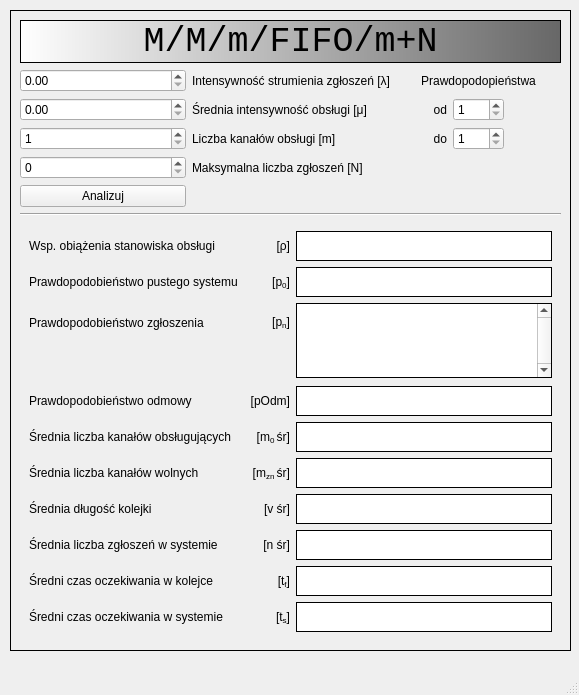
The window that mainwindow.ui (Kamilr616/ans-queue-algorithm) describes before a commit, drawn with Qt 5.
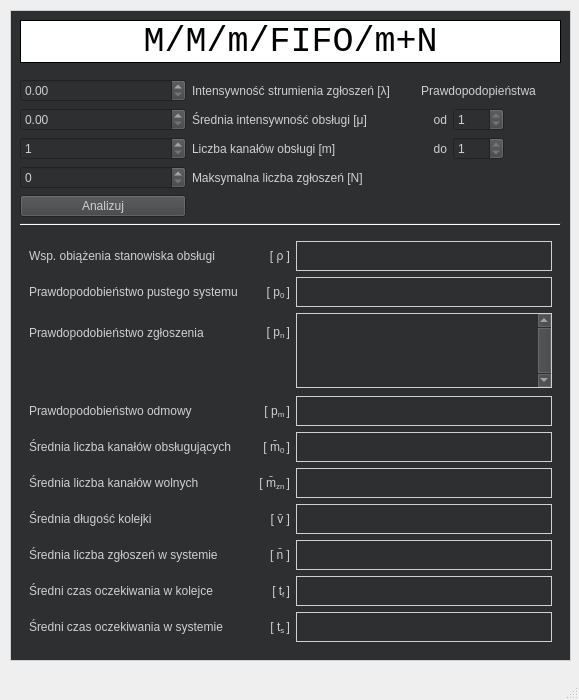
The same window after the commit.

Patch:
```diff
--- a/mainwindow.ui
+++ b/mainwindow.ui
@@ -7,228 +7,455 @@
     <x>0</x>
     <y>0</y>
     <width>579</width>
-    <height>695</height>
+    <height>700</height>
    </rect>
   </property>
   <property name="windowTitle">
    <string>System kolejkowy</string>
   </property>
+  <property name="styleSheet">
+   <string notr="true"/>
+  </property>
   <widget class="QWidget" name="centralwidget">
+   <property name="styleSheet">
+    <string notr="true"/>
+   </property>
    <widget class="QFrame" name="frame">
     <property name="geometry">
      <rect>
       <x>10</x>
       <y>10</y>
       <width>561</width>
-      <height>641</height>
+      <height>651</height>
      </rect>
     </property>
+    <property name="palette">
+     <palette>
+      <active>
+       <colorrole role="WindowText">
+        <brush brushstyle="SolidPattern">
+         <color alpha="255">
+          <red>0</red>
+          <green>0</green>
+          <blue>0</blue>
+         </color>
+        </brush>
+       </colorrole>
+       <colorrole role="Button">
+        <brush brushstyle="SolidPattern">
+         <color alpha="255">
+          <red>255</red>
+          <green>255</green>
+          <blue>255</blue>
+         </color>
+        </brush>
+       </colorrole>
+       <colorrole role="Light">
+        <brush brushstyle="SolidPattern">
+         <color alpha="255">
+          <red>181</red>
+          <green>222</green>
+          <blue>255</blue>
+         </color>
+        </brush>
+       </colorrole>
+       <colorrole role="Midlight">
+        <brush brushstyle="SolidPattern">
+         <color alpha="255">
+          <red>123</red>
+          <green>193</green>
+          <blue>250</blue>
+         </color>
+        </brush>
+       </colorrole>
+       <colorrole role="Dark">
+        <brush brushstyle="SolidPattern">
+         <color alpha="255">
+          <red>33</red>
+          <green>82</green>
+          <blue>122</blue>
+         </color>
+        </brush>
+       </colorrole>
+       <colorrole role="Mid">
+        <brush brushstyle="SolidPattern">
+         <color alpha="255">
+          <red>44</red>
+          <green>110</green>
+          <blue>163</blue>
+         </color>
+        </brush>
+       </colorrole>
+       <colorrole role="Text">
+        <brush brushstyle="SolidPattern">
+         <color alpha="255">
+          <red>0</red>
+          <green>0</green>
+          <blue>0</blue>
+         </color>
+        </brush>
+       </colorrole>
+       <colorrole role="BrightText">
+        <brush brushstyle="SolidPattern">
+         <color alpha="255">
+          <red>255</red>
+          <green>255</green>
+          <blue>255</blue>
+         </color>
+        </brush>
+       </colorrole>
+       <colorrole role="ButtonText">
+        <brush brushstyle="SolidPattern">
+         <color alpha="255">
+          <red>0</red>
+          <green>0</green>
+          <blue>0</blue>
+         </color>
+        </brush>
+       </colorrole>
+       <colorrole role="Base">
+        <brush brushstyle="SolidPattern">
+         <color alpha="255">
+          <red>255</red>
+          <green>255</green>
+          <blue>255</blue>
+         </color>
+        </brush>
+       </colorrole>
+       <colorrole role="Window">
+        <brush brushstyle="SolidPattern">
+         <color alpha="255">
+          <red>85</red>
+          <green>170</green>
+          <blue>255</blue>
+         </color>
+        </brush>
+       </colorrole>
+       <colorrole role="Shadow">
+        <brush brushstyle="SolidPattern">
+         <color alpha="255">
+          <red>0</red>
+          <green>0</green>
+          <blue>0</blue>
+         </color>
+        </brush>
+       </colorrole>
+       <colorrole role="AlternateBase">
+        <brush brushstyle="SolidPattern">
+         <color alpha="255">
+          <red>160</red>
+          <green>210</green>
+          <blue>250</blue>
+         </color>
+        </brush>
+       </colorrole>
+       <colorrole role="ToolTipBase">
+        <brush brushstyle="SolidPattern">
+         <color alpha="255">
+          <red>255</red>
+          <green>255</green>
+          <blue>220</blue>
+         </color>
+        </brush>
+       </colorrole>
+       <colorrole role="ToolTipText">
+        <brush brushstyle="SolidPattern">
+         <color alpha="255">
+          <red>0</red>
+          <green>0</green>
+          <blue>0</blue>
+         </color>
+        </brush>
+       </colorrole>
+      </active>
+      <inactive>
+       <colorrole role="WindowText">
+        <brush brushstyle="SolidPattern">
+         <color alpha="255">
+          <red>208</red>
+          <green>208</green>
+          <blue>208</blue>
+         </color>
+        </brush>
+       </colorrole>
+       <colorrole role="Button">
+        <brush brushstyle="SolidPattern">
+         <color alpha="255">
+          <red>64</red>
+          <green>65</green>
+          <blue>66</blue>
+         </color>
+        </brush>
+       </colorrole>
+       <colorrole role="Light">
+        <brush brushstyle="SolidPattern">
+         <color alpha="255">
+          <red>255</red>
+          <green>255</green>
+          <blue>255</blue>
+         </color>
+        </brush>
+       </colorrole>
+       <colorrole role="Midlight">
+        <brush brushstyle="SolidPattern">
+         <color alpha="255">
+          <red>227</red>
+          <green>227</green>
+          <blue>227</blue>
+         </color>
+        </brush>
+       </colorrole>
+       <colorrole role="Dark">
+        <brush brushstyle="SolidPattern">
+         <color alpha="255">
+          <red>64</red>
+          <green>65</green>
+          <blue>66</blue>
+         </color>
+        </brush>
+       </colorrole>
+       <colorrole role="Mid">
+        <brush brushstyle="SolidPattern">
+         <color alpha="255">
+          <red>160</red>
+          <green>160</green>
+          <blue>160</blue>
+         </color>
+        </brush>
+       </colorrole>
+       <colorrole role="Text">
+        <brush brushstyle="SolidPattern">
+         <color alpha="255">
+          <red>208</red>
+          <green>208</green>
+          <blue>208</blue>
+         </color>
+        </brush>
+       </colorrole>
+       <colorrole role="BrightText">
+        <brush brushstyle="SolidPattern">
+         <color alpha="255">
+          <red>255</red>
+          <green>51</green>
+          <blue>51</blue>
+         </color>
+        </brush>
+       </colorrole>
+       <colorrole role="ButtonText">
+        <brush brushstyle="SolidPattern">
+         <color alpha="255">
+          <red>208</red>
+          <green>208</green>
+          <blue>208</blue>
+         </color>
+        </brush>
+       </colorrole>
+       <colorrole role="Base">
+        <brush brushstyle="SolidPattern">
+         <color alpha="255">
+          <red>46</red>
+          <green>47</green>
+          <blue>48</blue>
+         </color>
+        </brush>
+       </colorrole>
+       <colorrole role="Window">
+        <brush brushstyle="SolidPattern">
+         <color alpha="255">
+          <red>46</red>
+          <green>47</green>
+          <blue>48</blue>
+         </color>
+        </brush>
+       </colorrole>
+       <colorrole role="Shadow">
+        <brush brushstyle="SolidPattern">
+         <color alpha="255">
+          <red>105</red>
+          <green>105</green>
+          <blue>105</blue>
+         </color>
+        </brush>
+       </colorrole>
+       <colorrole role="AlternateBase">
+        <brush brushstyle="SolidPattern">
+         <color alpha="255">
+          <red>53</red>
+          <green>54</green>
+          <blue>55</blue>
+         </color>
+        </brush>
+       </colorrole>
+       <colorrole role="ToolTipBase">
+        <brush brushstyle="SolidPattern">
+         <color alpha="255">
+          <red>64</red>
+          <green>65</green>
+          <blue>66</blue>
+         </color>
+        </brush>
+       </colorrole>
+       <colorrole role="ToolTipText">
+        <brush brushstyle="SolidPattern">
+         <color alpha="255">
+          <red>208</red>
+          <green>208</green>
+          <blue>208</blue>
+         </color>
+        </brush>
+       </colorrole>
+      </inactive>
+      <disabled>
+       <colorrole role="WindowText">
+        <brush brushstyle="SolidPattern">
+         <color alpha="96">
+          <red>164</red>
+          <green>166</green>
+          <blue>168</blue>
+         </color>
+        </brush>
+       </colorrole>
+       <colorrole role="Button">
+        <brush brushstyle="SolidPattern">
+         <color alpha="255">
+          <red>64</red>
+          <green>65</green>
+          <blue>66</blue>
+         </color>
+        </brush>
+       </colorrole>
+       <colorrole role="Light">
+        <brush brushstyle="SolidPattern">
+         <color alpha="255">
+          <red>255</red>
+          <green>255</green>
+          <blue>255</blue>
+         </color>
+        </brush>
+       </colorrole>
+       <colorrole role="Midlight">
+        <brush brushstyle="SolidPattern">
+         <color alpha="255">
+          <red>247</red>
+          <green>247</green>
+          <blue>247</blue>
+         </color>
+        </brush>
+       </colorrole>
+       <colorrole role="Dark">
+        <brush brushstyle="SolidPattern">
+         <color alpha="255">
+          <red>64</red>
+          <green>65</green>
+          <blue>66</blue>
+         </color>
+        </brush>
+       </colorrole>
+       <colorrole role="Mid">
+        <brush brushstyle="SolidPattern">
+         <color alpha="255">
+          <red>160</red>
+          <green>160</green>
+          <blue>160</blue>
+         </color>
+        </brush>
+       </colorrole>
+       <colorrole role="Text">
+        <brush brushstyle="SolidPattern">
+         <color alpha="96">
+          <red>164</red>
+          <green>166</green>
+          <blue>168</blue>
+         </color>
+        </brush>
+       </colorrole>
+       <colorrole role="BrightText">
+        <brush brushstyle="SolidPattern">
+         <color alpha="255">
+          <red>255</red>
+          <green>51</green>
+          <blue>51</blue>
+         </color>
+        </brush>
+       </colorrole>
+       <colorrole role="ButtonText">
+        <brush brushstyle="SolidPattern">
+         <color alpha="96">
+          <red>164</red>
+          <green>166</green>
+          <blue>168</blue>
+         </color>
+        </brush>
+       </colorrole>
+       <colorrole role="Base">
+        <brush brushstyle="SolidPattern">
+         <color alpha="255">
+          <red>68</red>
+          <green>68</green>
+          <blue>68</blue>
+         </color>
+        </brush>
+       </colorrole>
+       <colorrole role="Window">
+        <brush brushstyle="SolidPattern">
+         <color alpha="255">
+          <red>68</red>
+          <green>68</green>
+          <blue>68</blue>
+         </color>
+        </brush>
+       </colorrole>
+       <colorrole role="Shadow">
+        <brush brushstyle="SolidPattern">
+         <color alpha="255">
+          <red>0</red>
+          <green>0</green>
+          <blue>0</blue>
+         </color>
+        </brush>
+       </colorrole>
+       <colorrole role="AlternateBase">
+        <brush brushstyle="SolidPattern">
+         <color alpha="255">
+          <red>53</red>
+          <green>54</green>
+          <blue>55</blue>
+         </color>
+        </brush>
+       </colorrole>
+       <colorrole role="ToolTipBase">
+        <brush brushstyle="SolidPattern">
+         <color alpha="255">
+          <red>64</red>
+          <green>65</green>
+          <blue>66</blue>
+         </color>
+        </brush>
+       </colorrole>
+       <colorrole role="ToolTipText">
+        <brush brushstyle="SolidPattern">
+         <color alpha="255">
+          <red>208</red>
+          <green>208</green>
+          <blue>208</blue>
+         </color>
+        </brush>
+       </colorrole>
+      </disabled>
+     </palette>
+    </property>
+    <property name="autoFillBackground">
+     <bool>true</bool>
+    </property>
     <property name="frameShape">
      <enum>QFrame::Box</enum>
     </property>
     <layout class="QGridLayout" name="gridLayout_3">
-     <item row="1" column="0">
-      <layout class="QGridLayout" name="gridLayout">
-       <property name="sizeConstraint">
-        <enum>QLayout::SetFixedSize</enum>
-       </property>
-       <item row="0" column="2" rowspan="3">
-        <layout class="QGridLayout" name="gridLayout_4">
-         <item row="0" column="0" colspan="3">
-          <widget class="QLabel" name="label_9">
-           <property name="text">
-            <string>Prawdopodopieństwa</string>
-           </property>
-           <property name="alignment">
-            <set>Qt::AlignCenter</set>
-           </property>
-          </widget>
-         </item>
-         <item row="1" column="0">
-          <widget class="QLabel" name="label_7">
-           <property name="text">
-            <string>od</string>
-           </property>
-           <property name="alignment">
-            <set>Qt::AlignRight|Qt::AlignTrailing|Qt::AlignVCenter</set>
-           </property>
-          </widget>
-         </item>
-         <item row="1" column="1">
-          <widget class="QSpinBox" name="inputFrom">
-           <property name="minimum">
-            <number>1</number>
-           </property>
-          </widget>
-         </item>
-         <item row="2" column="0">
-          <widget class="QLabel" name="label_8">
-           <property name="text">
-            <string>do</string>
-           </property>
-           <property name="alignment">
-            <set>Qt::AlignRight|Qt::AlignTrailing|Qt::AlignVCenter</set>
-           </property>
-          </widget>
-         </item>
-         <item row="2" column="1">
-          <widget class="QSpinBox" name="inputTo">
-           <property name="minimum">
-            <number>1</number>
-           </property>
-          </widget>
-         </item>
-        </layout>
-       </item>
-       <item row="2" column="1">
-        <widget class="QLabel" name="label_3">
-         <property name="text">
-          <string>Liczba kanałów obsługi [m]</string>
-         </property>
-        </widget>
-       </item>
-       <item row="3" column="0">
-        <widget class="QSpinBox" name="inputN">
-         <property name="frame">
-          <bool>true</bool>
-         </property>
-         <property name="buttonSymbols">
-          <enum>QAbstractSpinBox::UpDownArrows</enum>
-         </property>
-         <property name="accelerated">
-          <bool>false</bool>
-         </property>
-         <property name="maximum">
-          <number>9999999</number>
-         </property>
-        </widget>
-       </item>
-       <item row="0" column="0">
-        <widget class="QDoubleSpinBox" name="inputLambda">
-         <property name="frame">
-          <bool>true</bool>
-         </property>
-         <property name="buttonSymbols">
-          <enum>QAbstractSpinBox::UpDownArrows</enum>
-         </property>
-         <property name="accelerated">
-          <bool>false</bool>
-         </property>
-         <property name="decimals">
-          <number>2</number>
-         </property>
-         <property name="minimum">
-          <double>0.000000000000000</double>
-         </property>
-         <property name="maximum">
-          <double>9999999.990000000223517</double>
-         </property>
-        </widget>
-       </item>
-       <item row="3" column="1">
-        <widget class="QLabel" name="label_4">
-         <property name="text">
-          <string>Maksymalna liczba zgłoszeń [N]</string>
-         </property>
-        </widget>
-       </item>
-       <item row="2" column="0">
-        <widget class="QSpinBox" name="inputM">
-         <property name="frame">
-          <bool>true</bool>
-         </property>
-         <property name="buttonSymbols">
-          <enum>QAbstractSpinBox::UpDownArrows</enum>
-         </property>
-         <property name="accelerated">
-          <bool>false</bool>
-         </property>
-         <property name="minimum">
-          <number>1</number>
-         </property>
-         <property name="maximum">
-          <number>71</number>
-         </property>
-        </widget>
-       </item>
-       <item row="1" column="0">
-        <widget class="QDoubleSpinBox" name="inputMikro">
-         <property name="frame">
-          <bool>true</bool>
-         </property>
-         <property name="buttonSymbols">
-          <enum>QAbstractSpinBox::UpDownArrows</enum>
-         </property>
-         <property name="accelerated">
-          <bool>false</bool>
-         </property>
-         <property name="maximum">
-          <double>9999999.990000000223517</double>
-         </property>
-        </widget>
-       </item>
-       <item row="1" column="1">
-        <widget class="QLabel" name="label_2">
-         <property name="text">
-          <string>Średnia intensywność obsługi [μ]</string>
-         </property>
-        </widget>
-       </item>
-       <item row="4" column="0">
-        <widget class="QPushButton" name="calc">
-         <property name="text">
-          <string>Analizuj</string>
-         </property>
-        </widget>
-       </item>
-       <item row="0" column="1">
-        <widget class="QLabel" name="label_1">
-         <property name="text">
-          <string>Intensywność strumienia zgłoszeń [λ]</string>
-         </property>
-        </widget>
-       </item>
-      </layout>
-     </item>
-     <item row="0" column="0">
-      <widget class="QLabel" name="label">
-       <property name="sizePolicy">
-        <sizepolicy hsizetype="Preferred" vsizetype="Fixed">
-         <horstretch>0</horstretch>
-         <verstretch>0</verstretch>
-        </sizepolicy>
-       </property>
-       <property name="font">
-        <font>
-         <family>Consolas</family>
-         <pointsize>26</pointsize>
-         <bold>false</bold>
-        </font>
-       </property>
-       <property name="styleSheet">
-        <string notr="true">background-color: qlineargradient(spread:pad, x1:0, y1:0, x2:1, y2:0, stop:0 rgba(255, 255, 255, 255), stop:1 rgba(103, 103, 103, 255));
-color: rgb(0, 0, 0);</string>
-       </property>
-       <property name="frameShape">
-        <enum>QFrame::Box</enum>
-       </property>
-       <property name="text">
-        <string>M/M/m/FIFO/m+N</string>
-       </property>
-       <property name="alignment">
-        <set>Qt::AlignCenter</set>
-       </property>
-      </widget>
-     </item>
-     <item row="2" column="0">
-      <widget class="Line" name="line">
-       <property name="orientation">
-        <enum>Qt::Horizontal</enum>
-       </property>
-      </widget>
-     </item>
-     <item row="3" column="0">
+     <item row="4" column="0">
       <widget class="QFrame" name="frame">
+       <property name="styleSheet">
+        <string notr="true"/>
+       </property>
        <layout class="QGridLayout" name="gridLayout_2">
         <item row="8" column="1">
          <widget class="QLabel" name="outpitLabelS_7">
@@ -242,7 +469,7 @@
            <enum>Qt::RightToLeft</enum>
           </property>
           <property name="text">
-           <string>&lt;html&gt;&lt;head/&gt;&lt;body&gt;&lt;p&gt;[v śr]&lt;/p&gt;&lt;/body&gt;&lt;/html&gt;</string>
+           <string>&lt;html&gt;&lt;head/&gt;&lt;body&gt;&lt;p&gt;[ &lt;span style=&quot; font-family:'Arial','Helvetica','sans-serif';&quot;&gt;v̄ &lt;/span&gt;]&lt;/p&gt;&lt;/body&gt;&lt;/html&gt;</string>
           </property>
           <property name="alignment">
            <set>Qt::AlignRight|Qt::AlignTrailing|Qt::AlignVCenter</set>
@@ -295,7 +522,7 @@
            <enum>Qt::RightToLeft</enum>
           </property>
           <property name="text">
-           <string>&lt;html&gt;&lt;head/&gt;&lt;body&gt;&lt;p&gt;[pOdm]&lt;/p&gt;&lt;/body&gt;&lt;/html&gt;</string>
+           <string>&lt;html&gt;&lt;head/&gt;&lt;body&gt;&lt;p&gt;[ p&lt;span style=&quot; vertical-align:sub;&quot;&gt;m &lt;/span&gt;]&lt;/p&gt;&lt;/body&gt;&lt;/html&gt;</string>
           </property>
           <property name="alignment">
            <set>Qt::AlignRight|Qt::AlignTrailing|Qt::AlignVCenter</set>
@@ -314,7 +541,7 @@
            <enum>Qt::RightToLeft</enum>
           </property>
           <property name="text">
-           <string>&lt;html&gt;&lt;head/&gt;&lt;body&gt;&lt;p&gt;[&lt;span style=&quot; font-family:'sans-serif';&quot;&gt;ρ&lt;/span&gt;]&lt;/p&gt;&lt;/body&gt;&lt;/html&gt;</string>
+           <string>&lt;html&gt;&lt;head/&gt;&lt;body&gt;&lt;p&gt;[ &lt;span style=&quot; font-family:'sans-serif';&quot;&gt;ρ &lt;/span&gt;]&lt;/p&gt;&lt;/body&gt;&lt;/html&gt;</string>
           </property>
           <property name="alignment">
            <set>Qt::AlignRight|Qt::AlignTrailing|Qt::AlignVCenter</set>
@@ -401,7 +628,7 @@
            <enum>Qt::RightToLeft</enum>
           </property>
           <property name="text">
-           <string>&lt;html&gt;&lt;head/&gt;&lt;body&gt;&lt;p&gt;[t&lt;span style=&quot; vertical-align:sub;&quot;&gt;s&lt;/span&gt;]&lt;/p&gt;&lt;/body&gt;&lt;/html&gt;</string>
+           <string>&lt;html&gt;&lt;head/&gt;&lt;body&gt;&lt;p&gt;[ t&lt;span style=&quot; vertical-align:sub;&quot;&gt;s &lt;/span&gt;]&lt;/p&gt;&lt;/body&gt;&lt;/html&gt;</string>
           </property>
           <property name="alignment">
            <set>Qt::AlignRight|Qt::AlignTrailing|Qt::AlignVCenter</set>
@@ -488,7 +715,7 @@
            <enum>Qt::RightToLeft</enum>
           </property>
           <property name="text">
-           <string>&lt;html&gt;&lt;head/&gt;&lt;body&gt;&lt;p&gt;[p&lt;span style=&quot; vertical-align:sub;&quot;&gt;n&lt;/span&gt;]&lt;/p&gt;&lt;/body&gt;&lt;/html&gt;</string>
+           <string>&lt;html&gt;&lt;head/&gt;&lt;body&gt;&lt;p&gt;[ p&lt;span style=&quot; vertical-align:sub;&quot;&gt;n &lt;/span&gt;]&lt;/p&gt;&lt;/body&gt;&lt;/html&gt;</string>
           </property>
           <property name="alignment">
            <set>Qt::AlignRight|Qt::AlignTrailing|Qt::AlignVCenter</set>
@@ -520,7 +747,7 @@
            <enum>Qt::RightToLeft</enum>
           </property>
           <property name="text">
-           <string>&lt;html&gt;&lt;head/&gt;&lt;body&gt;&lt;p&gt;[p&lt;span style=&quot; vertical-align:sub;&quot;&gt;0&lt;/span&gt;]&lt;/p&gt;&lt;/body&gt;&lt;/html&gt;</string>
+           <string>&lt;html&gt;&lt;head/&gt;&lt;body&gt;&lt;p&gt;[ p&lt;span style=&quot; vertical-align:sub;&quot;&gt;0 &lt;/span&gt;]&lt;/p&gt;&lt;/body&gt;&lt;/html&gt;</string>
           </property>
           <property name="alignment">
            <set>Qt::AlignRight|Qt::AlignTrailing|Qt::AlignVCenter</set>
@@ -552,7 +779,7 @@
            <enum>Qt::RightToLeft</enum>
           </property>
           <property name="text">
-           <string>[n śr]</string>
+           <string>[ n̄ ]</string>
           </property>
           <property name="alignment">
            <set>Qt::AlignRight|Qt::AlignTrailing|Qt::AlignVCenter</set>
@@ -712,7 +939,7 @@
            <enum>Qt::RightToLeft</enum>
           </property>
           <property name="text">
-           <string>&lt;html&gt;&lt;head/&gt;&lt;body&gt;&lt;p&gt;[t&lt;span style=&quot; vertical-align:sub;&quot;&gt;f&lt;/span&gt;]&lt;/p&gt;&lt;/body&gt;&lt;/html&gt;</string>
+           <string>&lt;html&gt;&lt;head/&gt;&lt;body&gt;&lt;p&gt;[ t&lt;span style=&quot; vertical-align:sub;&quot;&gt;f &lt;/span&gt;]&lt;/p&gt;&lt;/body&gt;&lt;/html&gt;</string>
           </property>
           <property name="alignment">
            <set>Qt::AlignRight|Qt::AlignTrailing|Qt::AlignVCenter</set>
@@ -731,7 +958,7 @@
            <enum>Qt::RightToLeft</enum>
           </property>
           <property name="text">
-           <string>&lt;html&gt;&lt;head/&gt;&lt;body&gt;&lt;p&gt;[m&lt;span style=&quot; vertical-align:sub;&quot;&gt;zn &lt;/span&gt;śr]&lt;/p&gt;&lt;/body&gt;&lt;/html&gt;</string>
+           <string>&lt;html&gt;&lt;head/&gt;&lt;body&gt;&lt;p&gt;[ &lt;span style=&quot; font-family:'Arial','Helvetica','sans-serif';&quot;&gt;m̄&lt;/span&gt;&lt;span style=&quot; vertical-align:sub;&quot;&gt;zn &lt;/span&gt;]&lt;/p&gt;&lt;/body&gt;&lt;/html&gt;</string>
           </property>
           <property name="alignment">
            <set>Qt::AlignRight|Qt::AlignTrailing|Qt::AlignVCenter</set>
@@ -810,7 +1037,7 @@
            <enum>Qt::RightToLeft</enum>
           </property>
           <property name="text">
-           <string>&lt;html&gt;&lt;head/&gt;&lt;body&gt;&lt;p&gt;[m&lt;span style=&quot; vertical-align:sub;&quot;&gt;0 &lt;/span&gt;śr]&lt;/p&gt;&lt;/body&gt;&lt;/html&gt;</string>
+           <string>&lt;html&gt;&lt;head/&gt;&lt;body&gt;&lt;p&gt;[ &lt;span style=&quot; font-family:'Arial','Helvetica','sans-serif';&quot;&gt;m̄&lt;/span&gt;&lt;span style=&quot; vertical-align:sub;&quot;&gt;0 &lt;/span&gt;]&lt;/p&gt;&lt;/body&gt;&lt;/html&gt;</string>
           </property>
           <property name="alignment">
            <set>Qt::AlignRight|Qt::AlignTrailing|Qt::AlignVCenter</set>
@@ -909,6 +1136,230 @@
        </layout>
       </widget>
      </item>
+     <item row="0" column="0">
+      <widget class="QLabel" name="label">
+       <property name="sizePolicy">
+        <sizepolicy hsizetype="Preferred" vsizetype="Fixed">
+         <horstretch>0</horstretch>
+         <verstretch>0</verstretch>
+        </sizepolicy>
+       </property>
+       <property name="font">
+        <font>
+         <family>Consolas</family>
+         <pointsize>26</pointsize>
+         <bold>false</bold>
+        </font>
+       </property>
+       <property name="styleSheet">
+        <string notr="true">background-color: rgb(255, 255, 255);</string>
+       </property>
+       <property name="frameShape">
+        <enum>QFrame::Box</enum>
+       </property>
+       <property name="text">
+        <string>M/M/m/FIFO/m+N</string>
+       </property>
+       <property name="alignment">
+        <set>Qt::AlignCenter</set>
+       </property>
+      </widget>
+     </item>
+     <item row="2" column="0">
+      <layout class="QGridLayout" name="gridLayout">
+       <property name="sizeConstraint">
+        <enum>QLayout::SetFixedSize</enum>
+       </property>
+       <item row="2" column="1">
+        <widget class="QLabel" name="label_3">
+         <property name="text">
+          <string>Liczba kanałów obsługi [m]</string>
+         </property>
+        </widget>
+       </item>
+       <item row="3" column="0">
+        <widget class="QSpinBox" name="inputN">
+         <property name="frame">
+          <bool>true</bool>
+         </property>
+         <property name="buttonSymbols">
+          <enum>QAbstractSpinBox::UpDownArrows</enum>
+         </property>
+         <property name="accelerated">
+          <bool>false</bool>
+         </property>
+         <property name="maximum">
+          <number>9999999</number>
+         </property>
+        </widget>
+       </item>
+       <item row="0" column="0">
+        <widget class="QDoubleSpinBox" name="inputLambda">
+         <property name="frame">
+          <bool>true</bool>
+         </property>
+         <property name="buttonSymbols">
+          <enum>QAbstractSpinBox::UpDownArrows</enum>
+         </property>
+         <property name="accelerated">
+          <bool>false</bool>
+         </property>
+         <property name="decimals">
+          <number>2</number>
+         </property>
+         <property name="minimum">
+          <double>0.000000000000000</double>
+         </property>
+         <property name="maximum">
+          <double>9999999.990000000223517</double>
+         </property>
+        </widget>
+       </item>
+       <item row="3" column="1">
+        <widget class="QLabel" name="label_4">
+         <property name="text">
+          <string>Maksymalna liczba zgłoszeń [N]</string>
+         </property>
+        </widget>
+       </item>
+       <item row="2" column="0">
+        <widget class="QSpinBox" name="inputM">
+         <property name="frame">
+          <bool>true</bool>
+         </property>
+         <property name="buttonSymbols">
+          <enum>QAbstractSpinBox::UpDownArrows</enum>
+         </property>
+         <property name="accelerated">
+          <bool>false</bool>
+         </property>
+         <property name="minimum">
+          <number>1</number>
+         </property>
+         <property name="maximum">
+          <number>200</number>
+         </property>
+        </widget>
+       </item>
+       <item row="1" column="0">
+        <widget class="QDoubleSpinBox" name="inputMikro">
+         <property name="frame">
+          <bool>true</bool>
+         </property>
+         <property name="buttonSymbols">
+          <enum>QAbstractSpinBox::UpDownArrows</enum>
+         </property>
+         <property name="accelerated">
+          <bool>false</bool>
+         </property>
+         <property name="maximum">
+          <double>9999999.990000000223517</double>
+         </property>
+        </widget>
+       </item>
+       <item row="1" column="1">
+        <widget class="QLabel" name="label_2">
+         <property name="text">
+          <string>Średnia intensywność obsługi [μ]</string>
+         </property>
+        </widget>
+       </item>
+       <item row="4" column="0">
+        <widget class="QPushButton" name="calc">
+         <property name="autoFillBackground">
+          <bool>false</bool>
+         </property>
+         <property name="text">
+          <string>Analizuj</string>
+         </property>
+        </widget>
+       </item>
+       <item row="0" column="1">
+        <widget class="QLabel" name="label_1">
+         <property name="text">
+          <string>Intensywność strumienia zgłoszeń [λ]</string>
+         </property>
+        </widget>
+       </item>
+       <item row="0" column="2" rowspan="3">
+        <layout class="QGridLayout" name="gridLayout_4">
+         <item row="0" column="0" colspan="3">
+          <widget class="QLabel" name="label_9">
+           <property name="text">
+            <string>Prawdopodopieństwa</string>
+           </property>
+           <property name="alignment">
+            <set>Qt::AlignCenter</set>
+           </property>
+          </widget>
+         </item>
+         <item row="1" column="0">
+          <widget class="QLabel" name="label_7">
+           <property name="text">
+            <string>od</string>
+           </property>
+           <property name="alignment">
+            <set>Qt::AlignRight|Qt::AlignTrailing|Qt::AlignVCenter</set>
+           </property>
+          </widget>
+         </item>
+         <item row="1" column="1">
+          <widget class="QSpinBox" name="inputFrom">
+           <property name="minimum">
+            <number>1</number>
+           </property>
+           <property name="maximum">
+            <number>1</number>
+           </property>
+          </widget>
+         </item>
+         <item row="2" column="0">
+          <widget class="QLabel" name="label_8">
+           <property name="text">
+            <string>do</string>
+           </property>
+           <property name="alignment">
+            <set>Qt::AlignRight|Qt::AlignTrailing|Qt::AlignVCenter</set>
+           </property>
+          </widget>
+         </item>
+         <item row="2" column="1">
+          <widget class="QSpinBox" name="inputTo">
+           <property name="minimum">
+            <number>1</number>
+           </property>
+           <property name="maximum">
+            <number>1</number>
+           </property>
+          </widget>
+         </item>
+        </layout>
+       </item>
+      </layout>
+     </item>
+     <item row="3" column="0">
+      <widget class="Line" name="line">
+       <property name="orientation">
+        <enum>Qt::Horizontal</enum>
+       </property>
+      </widget>
+     </item>
+     <item row="1" column="0">
+      <spacer name="verticalSpacer_2">
+       <property name="orientation">
+        <enum>Qt::Vertical</enum>
+       </property>
+       <property name="sizeType">
+        <enum>QSizePolicy::Fixed</enum>
+       </property>
+       <property name="sizeHint" stdset="0">
+        <size>
+         <width>20</width>
+         <height>10</height>
+        </size>
+       </property>
+      </spacer>
+     </item>
     </layout>
    </widget>
   </widget>
```
